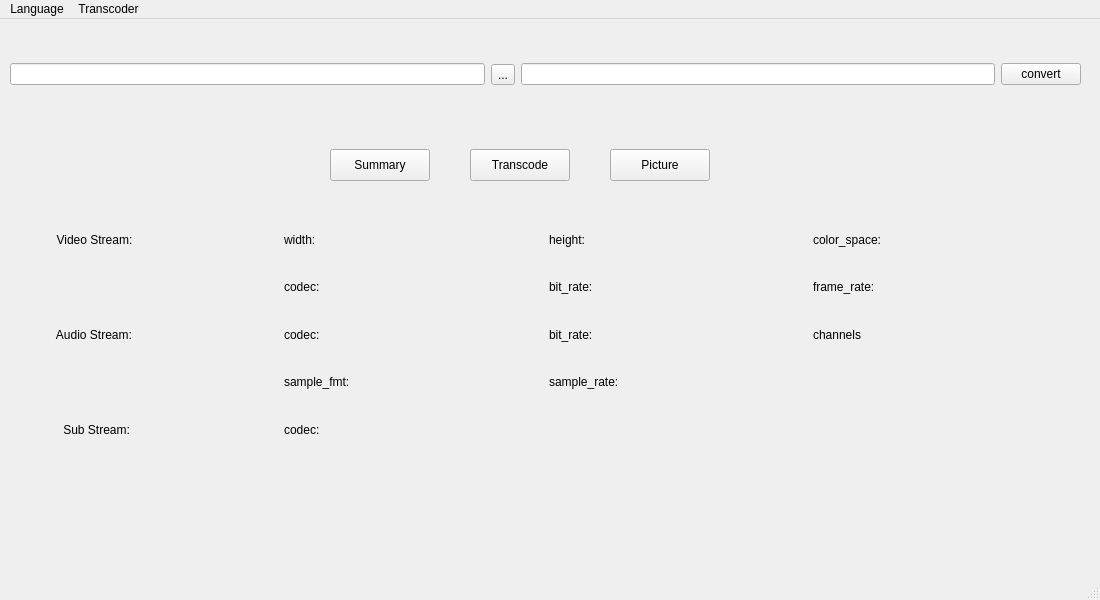
First picture: the form in src/builder/src/open_converter.ui, repository OpenConverterLab/OpenConverter, before the edit.
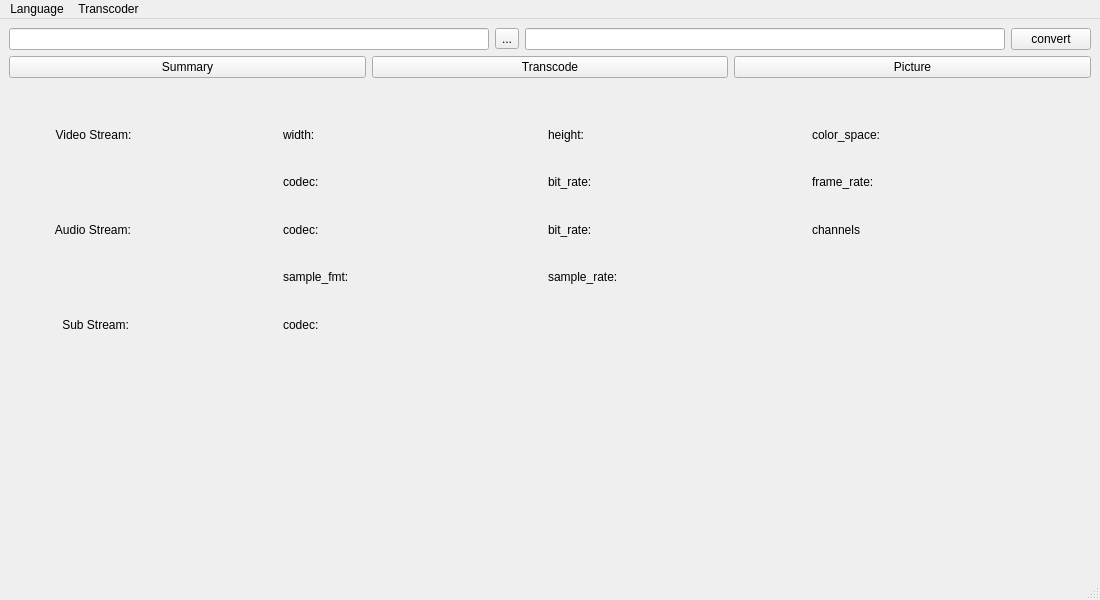
Second picture: the form after the edit.

Commit message: builder/open_converter: add dynamic windows size

```diff
--- a/src/builder/src/open_converter.ui
+++ b/src/builder/src/open_converter.ui
@@ -14,16 +14,17 @@
    <string>MainWindow</string>
   </property>
   <widget class="QWidget" name="centralwidget">
-   <widget class="QWidget" name="horizontalLayoutWidget">
-    <property name="geometry">
-     <rect>
-      <x>10</x>
-      <y>10</y>
-      <width>1071</width>
-      <height>91</height>
-     </rect>
-    </property>
-    <layout class="QHBoxLayout" name="horizontalLayout">
+   <property name="sizePolicy">
+    <sizepolicy hsizetype="Expanding" vsizetype="Expanding">
+     <horstretch>0</horstretch>
+     <verstretch>0</verstretch>
+    </sizepolicy>
+   </property>
+   <layout class="QFormLayout" name="formLayout">
+    <item row="0" column="0" colspan="2">
+     <layout class="QVBoxLayout" name="verticalLayout">
+      <item>
+       <layout class="QHBoxLayout" name="horizontalLayout_IO">
      <item>
       <widget class="QLineEdit" name="lineEdit_inputFile">
        <property name="text">
@@ -53,16 +54,34 @@
       </widget>
      </item>
     </layout>
-   </widget>
+      </item>
+      <item>
+       <layout class="QHBoxLayout" name="horizontalLayout_Nav">
+        <item>
+         <widget class="QPushButton" name="pushButton_summary">
+          <property name="text">
+           <string>Summary</string>
+          </property>
+         </widget>
+        </item>
+        <item>
+         <widget class="QPushButton" name="pushButton_transcode">
+          <property name="text">
+           <string>Transcode</string>
+          </property>
+         </widget>
+        </item>
+        <item>
+         <widget class="QPushButton" name="pushButton_picture">
+          <property name="text">
+           <string>Picture</string>
+          </property>
+         </widget>
+        </item>
+       </layout>
+      </item>
+      <item>
    <widget class="QStackedWidget" name="stackedWidget">
-    <property name="geometry">
-     <rect>
-      <x>10</x>
-      <y>170</y>
-      <width>1081</width>
-      <height>351</height>
-     </rect>
-    </property>
     <property name="currentIndex">
      <number>0</number>
     </property>
@@ -359,45 +378,10 @@
      </widget>
     </widget>
    </widget>
-   <widget class="QPushButton" name="pushButton_summary">
-    <property name="geometry">
-     <rect>
-      <x>330</x>
-      <y>130</y>
-      <width>100</width>
-      <height>32</height>
-     </rect>
-    </property>
-    <property name="text">
-     <string>Summary</string>
-    </property>
-   </widget>
-   <widget class="QPushButton" name="pushButton_transcode">
-    <property name="geometry">
-     <rect>
-      <x>470</x>
-      <y>130</y>
-      <width>100</width>
-      <height>32</height>
-     </rect>
-    </property>
-    <property name="text">
-     <string>Transcode</string>
-    </property>
-   </widget>
-   <widget class="QPushButton" name="pushButton_picture">
-    <property name="geometry">
-     <rect>
-      <x>610</x>
-      <y>130</y>
-      <width>100</width>
-      <height>32</height>
-     </rect>
-    </property>
-    <property name="text">
-     <string>Picture</string>
-    </property>
-   </widget>
+      </item>
+     </layout>
+    </item>
+   </layout>
   </widget>
   <widget class="QMenuBar" name="menubar">
    <property name="geometry">
```
Lines whose indentation alone changed are shown as unchanged. The commit also changes 1 other file.
